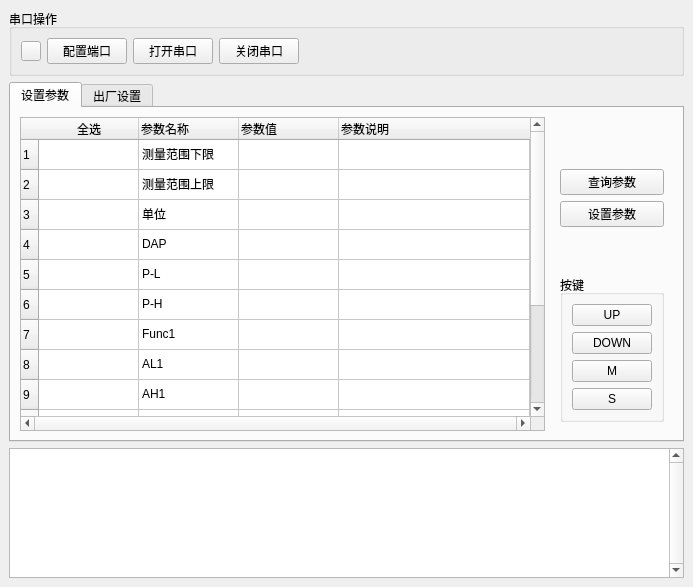
Qt form UI/MainUi.ui (lulei2147/CalibrationTool) before a commit.
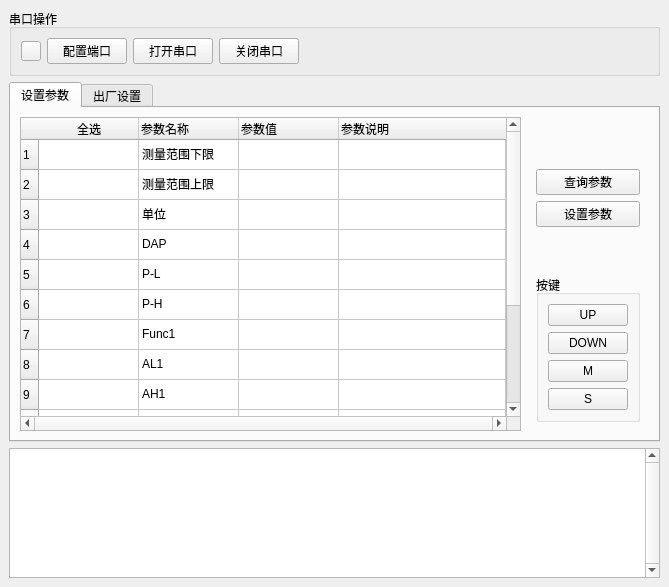
The same form after that commit.

Commit message: 1.变换函数名getSettingValue -> updateAndDispValue, 更新发送buffer数据时，同时更新UI显示的数据。 2.增加函数setTextToTabWidget，用于UI中tableWidget的数据更新。更新前需要断开信号itemChanged与槽函数的连接，防止进入死循环。

```diff
--- a/UI/MainUi.ui
+++ b/UI/MainUi.ui
@@ -6,7 +6,7 @@
    <rect>
     <x>0</x>
     <y>0</y>
-    <width>693</width>
+    <width>669</width>
     <height>587</height>
    </rect>
   </property>
```
The commit also changes 2 other files.
